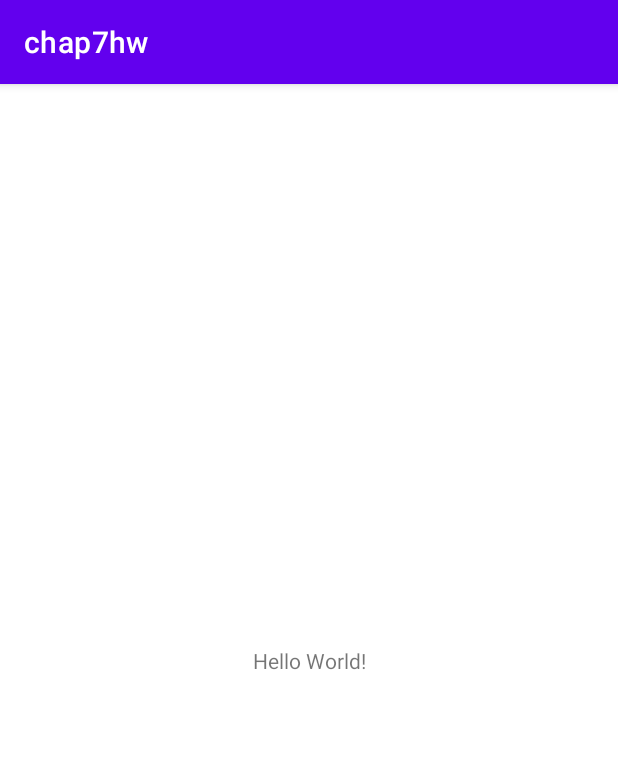
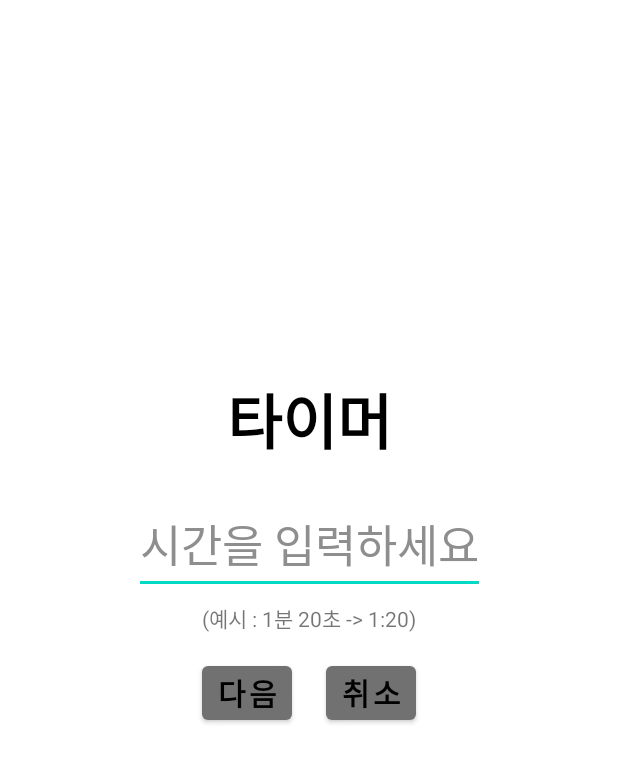
Before and after one commit to junseokkim/UMC_Study, an Android app: the screen it shows after launch (MainActivity), on a phone screen of 412 x 824 dp. Shown: the top 763 px of the screen. Run offline under Robolectric (Android 15) with nearby library versions, the phone set to English and light mode, and no system bars.

Commit message:
chap7hw first upload

```diff
--- a/mission/chap7hw/app/build.gradle
+++ b/mission/chap7hw/app/build.gradle
@@ -30,6 +30,10 @@ android {
     kotlinOptions {
         jvmTarget = '1.8'
     }
+
+    buildFeatures {
+        viewBinding true
+    }
 }
 
 dependencies {
--- a/mission/chap7hw/app/src/main/java/com/kimjunseok/chap7hw/MainActivity.kt
+++ b/mission/chap7hw/app/src/main/java/com/kimjunseok/chap7hw/MainActivity.kt
@@ -1,11 +1,59 @@
 package com.kimjunseok.chap7hw
 
+import android.content.Intent
+import android.media.AudioManager
+import android.media.MediaPlayer
+import android.media.SoundPool
 import androidx.appcompat.app.AppCompatActivity
 import android.os.Bundle
+import android.text.Editable
+import android.widget.Toast
+import androidx.activity.result.ActivityResultLauncher
+import androidx.activity.result.contract.ActivityResultContracts
+import com.kimjunseok.chap7hw.databinding.ActivityMainBinding
 
 class MainActivity : AppCompatActivity() {
+    private lateinit var binding: ActivityMainBinding
+    private lateinit var getResultText: ActivityResultLauncher<Intent>
     override fun onCreate(savedInstanceState: Bundle?) {
         super.onCreate(savedInstanceState)
-        setContentView(R.layout.activity_main)
+        binding = ActivityMainBinding.inflate(layoutInflater)
+        setContentView(binding.root)
+
+        getResultText = registerForActivityResult(
+            ActivityResultContracts.StartActivityForResult()) { result ->
+            if(result.resultCode == RESULT_OK) {
+                binding.etTime.setText(null)
+                val mPlayer: MediaPlayer = MediaPlayer.create(this, R.raw.sound_alarm)
+                mPlayer.start()
+                // SoundPool 사용해보기
+                val mString = result.data?.getStringExtra("timer_minute")
+                val sString = result.data?.getStringExtra("timer_second")
+                Toast.makeText(this, "${mString}:${sString} 이 지났습니다.", Toast.LENGTH_LONG).show()
+            }
+        }
+
+        binding.apply {
+            btnNext.setOnClickListener {
+                if(etTime.text.isEmpty()) {
+                    Toast.makeText(this@MainActivity, "값을 입력하시오",Toast.LENGTH_SHORT).show()
+                }
+                else {
+                    var time = etTime.text.toString().split(":")
+                    if(time.size != 2) {
+                        Toast.makeText(this@MainActivity, "예시처럼 작성하시오",Toast.LENGTH_SHORT).show()
+                        etTime.setText(null)
+                    } else {
+                        val intent = Intent(this@MainActivity, TimerActivity::class.java)
+                        intent.putExtra("timer_minute", time[0])
+                        intent.putExtra("timer_second", time[1])
+                        getResultText.launch(intent)
+                    }
+                }
+            }
+            btnCancel.setOnClickListener {
+                etTime.setText(null)
+            }
+        }
     }
 }
--- a/mission/chap7hw/app/src/main/res/layout/activity_main.xml
+++ b/mission/chap7hw/app/src/main/res/layout/activity_main.xml
@@ -7,12 +7,65 @@
     tools:context=".MainActivity">
 
     <TextView
+        android:id="@+id/title"
         android:layout_width="wrap_content"
         android:layout_height="wrap_content"
-        android:text="Hello World!"
-        app:layout_constraintBottom_toBottomOf="parent"
+        android:text="타이머"
+        android:textStyle="bold"
+        android:textSize="40sp"
+        android:textColor="@color/black"
+        app:layout_constraintTop_toTopOf="parent"
+        app:layout_constraintStart_toStartOf="parent"
         app:layout_constraintEnd_toEndOf="parent"
+        android:layout_marginTop="250dp"/>
+
+    <EditText
+        android:id="@+id/et_time"
+        android:layout_width="wrap_content"
+        android:layout_height="wrap_content"
+        android:hint="시간을 입력하세요"
+        android:textSize="30sp"
+        android:textColorHint="#8E8E8E"
+        app:layout_constraintTop_toBottomOf="@id/title"
         app:layout_constraintStart_toStartOf="parent"
-        app:layout_constraintTop_toTopOf="parent" />
+        app:layout_constraintEnd_toEndOf="parent"
+        android:layout_marginTop="20dp" />
 
-</androidx.constraintlayout.widget.ConstraintLayout>
+    <TextView
+        android:id="@+id/ex_time"
+        android:layout_width="wrap_content"
+        android:layout_height="wrap_content"
+        android:text="(예시 : 1분 20초 -> 1:20)"
+        android:textColorLink="@color/black"
+        app:layout_constraintTop_toBottomOf="@id/et_time"
+        app:layout_constraintStart_toStartOf="parent"
+        app:layout_constraintEnd_toEndOf="parent"
+        android:layout_marginTop="5dp"/>
+
+
+    <Button
+        android:id="@+id/btn_next"
+        android:layout_width="60dp"
+        android:layout_height="wrap_content"
+        android:text="다음"
+        android:textColor="@color/black"
+        android:textStyle="bold"
+        android:textSize="20sp"
+        android:padding="0dp"
+        app:layout_constraintTop_toBottomOf="@id/ex_time"
+        app:layout_constraintStart_toStartOf="@id/ex_time"
+        android:layout_marginTop="15dp" />
+
+    <Button
+        android:id="@+id/btn_cancel"
+        android:layout_width="60dp"
+        android:layout_height="wrap_content"
+        android:text="취소"
+        android:textColor="@color/black"
+        android:textStyle="bold"
+        android:textSize="20sp"
+        android:padding="0dp"
+        app:layout_constraintTop_toTopOf="@id/btn_next"
+        app:layout_constraintEnd_toEndOf="@id/ex_time"/>
+
+요</androidx.constraintlayout.widget.ConstraintLayout>
--- a/mission/chap7hw/app/src/main/res/values/themes.xml
+++ b/mission/chap7hw/app/src/main/res/values/themes.xml
@@ -2,7 +2,7 @@
     <!-- Base application theme. -->
     <style name="Theme.Chap7hw" parent="Theme.MaterialComponents.DayNight.DarkActionBar">
         <!-- Primary brand color. -->
-        <item name="colorPrimary">@color/purple_500</item>
+        <item name="colorPrimary">#717171</item>
         <item name="colorPrimaryVariant">@color/purple_700</item>
         <item name="colorOnPrimary">@color/white</item>
         <!-- Secondary brand color. -->
@@ -12,5 +12,6 @@
         <!-- Status bar color. -->
         <item name="android:statusBarColor">?attr/colorPrimaryVariant</item>
         <!-- Customize your theme here. -->
+        <item name="windowNoTitle">true</item>
     </style>
 </resources>
```
Also changed, not shown: mission/chap7hw/app/src/main/AndroidManifest.xml (+7 -0 lines), mission/chap7hw/app/src/main/java/com/kimjunseok/chap7hw/TimerActivity.kt (added, +53 -0 lines), mission/chap7hw/app/src/main/res/layout/activity_timer.xml (added, +45 -0 lines), 1 other file.
